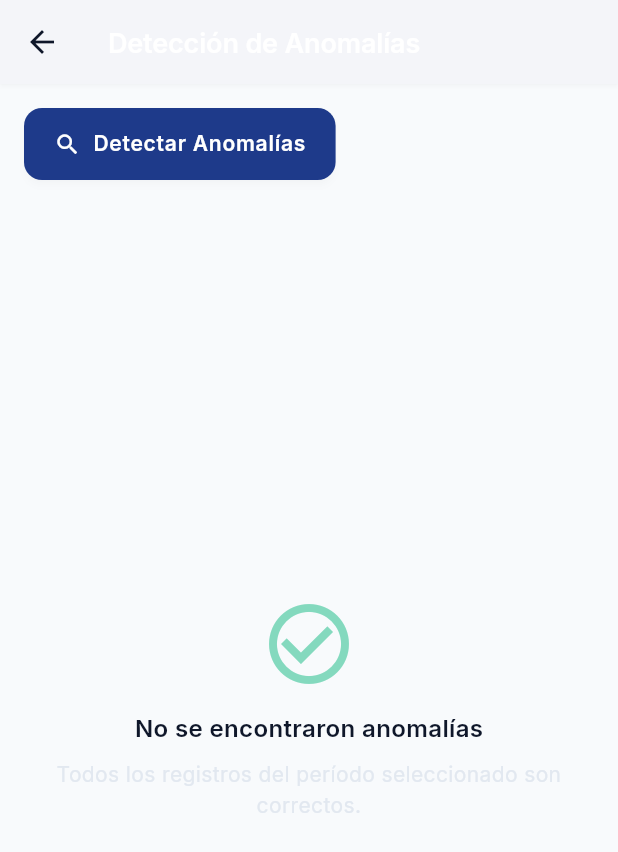
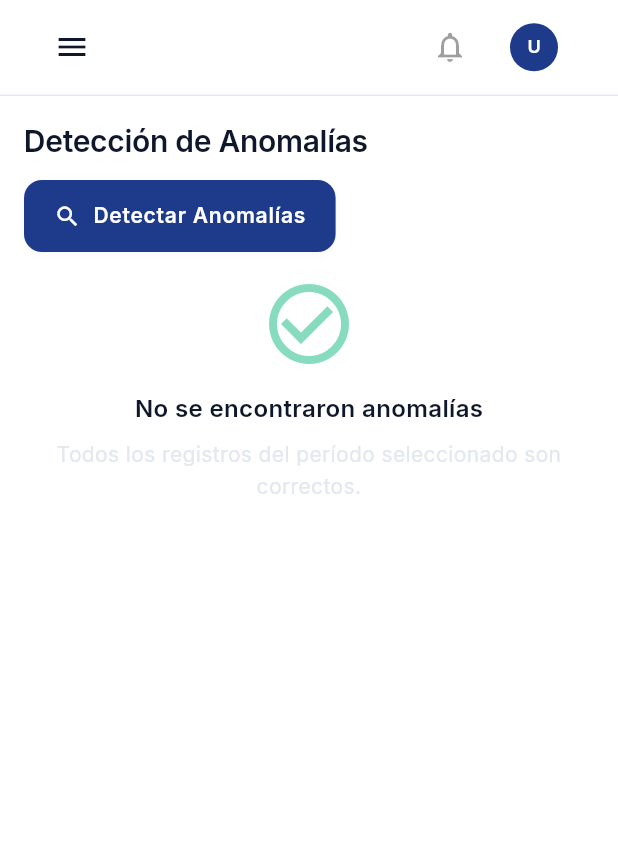
Before and after one commit to skiveldev/control-horario, a Flutter app: the AnomaliesScreen screen opened by its route, on a phone screen of 412 x 824 dp. Shown: the top 852 px of the screen. Run offline on Flutter 3.47's test engine with Material 3 defaults, Android fonts, the phone set to English and light mode, and no system bars; our stand-ins replace cloud_firestore, firebase_auth, firebase_core, flutter_riverpod, freezed_annotation, go_router and 5 more; accounts and stored records are empty; generated files the repository leaves out were written again.

Commit message:
feat(admin): unify secondary screens shell

```diff
--- a/lib/features/admin/presentation/screens/anomalies_screen.dart
+++ b/lib/features/admin/presentation/screens/anomalies_screen.dart
@@ -1,8 +1,10 @@
 import 'package:flutter/material.dart';
 import 'package:flutter_riverpod/flutter_riverpod.dart';
+import '../../../../core/router/app_router.dart';
 import '../../../../core/theme/app_colors.dart';
 import '../../../../core/theme/app_spacing.dart';
 import '../../../../core/theme/app_text_styles.dart';
+import '../../../../shared/widgets/layouts/admin_layout.dart';
 import '../../../admin/models/schedule_model.dart';
 import '../../../dashboard/models/anomaly_model.dart';
 import '../../../dashboard/models/time_record_model.dart';
@@ -92,25 +94,20 @@ class AnomaliesScreen extends ConsumerWidget {
     final isDetecting = state.isDetecting;
     final cs = Theme.of(context).colorScheme;
 
-    return Scaffold(
-      appBar: AppBar(title: const Text('Detección de Anomalías')),
-      body: Padding(
-        padding: AppSpacing.allLg,
+    return AdminLayout(
+      currentRoute: AppRouter.adminAnomalies,
       child: Column(
         crossAxisAlignment: CrossAxisAlignment.start,
         children: [
-            // Botón Detectar
+          Text('Detección de Anomalías', style: AppTextStyles.h3),
+          AppSpacing.verticalSpaceMd,
           _buildDetectButton(ref, isDetecting),
           AppSpacing.verticalSpaceLg,
-
-            // Lista de anomalías
-            Expanded(
-              child: anomalies.isEmpty
-                  ? _buildEmptyState(isDetecting, cs)
-                  : _buildAnomalyList(anomalies, cs),
-            ),
+          if (anomalies.isEmpty)
+            _buildEmptyState(isDetecting, cs)
+          else
+            _buildAnomalyList(anomalies, cs),
         ],
-        ),
       ),
     );
   }
@@ -175,6 +172,8 @@ class AnomaliesScreen extends ConsumerWidget {
 
   Widget _buildAnomalyList(List<AnomalyModel> anomalies, ColorScheme cs) {
     return ListView.builder(
+      shrinkWrap: true,
+      physics: const NeverScrollableScrollPhysics(),
       padding: const EdgeInsets.only(bottom: AppSpacing.xl),
       itemCount: anomalies.length,
       itemBuilder: (context, index) {
```
Also changed, not shown: lib/features/admin/presentation/screens/overtime_review_screen.dart (+16 -7 lines), lib/features/admin/presentation/screens/reports_screen.dart (+6 -5 lines). Lines whose indentation alone changed are shown as unchanged.
